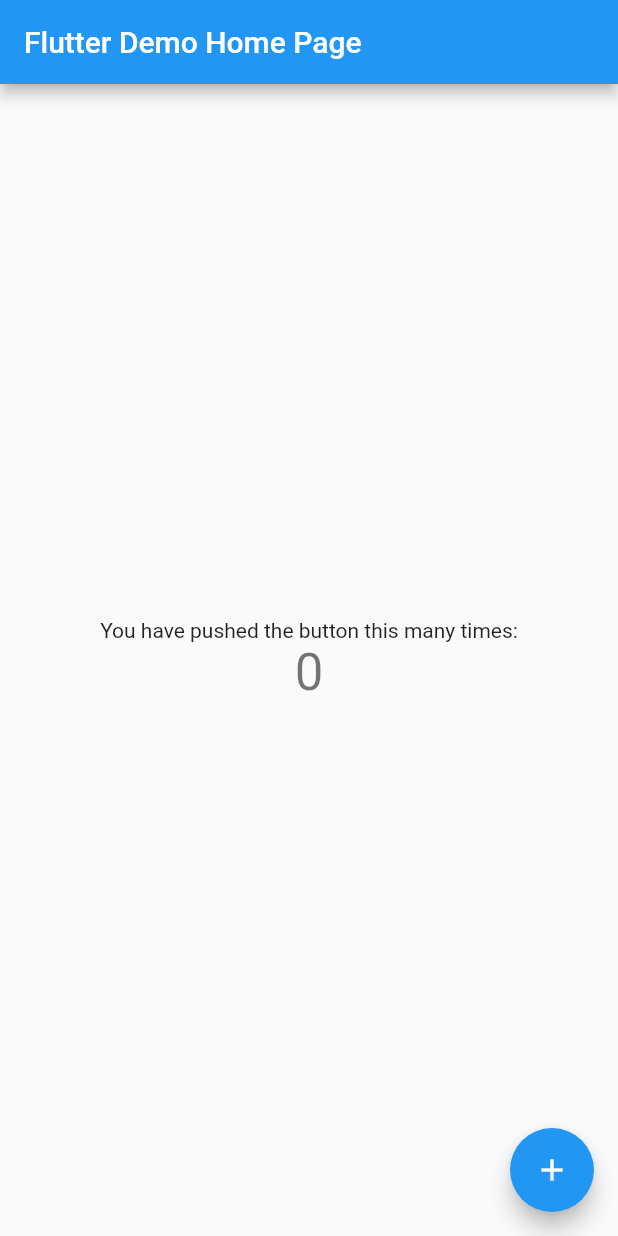
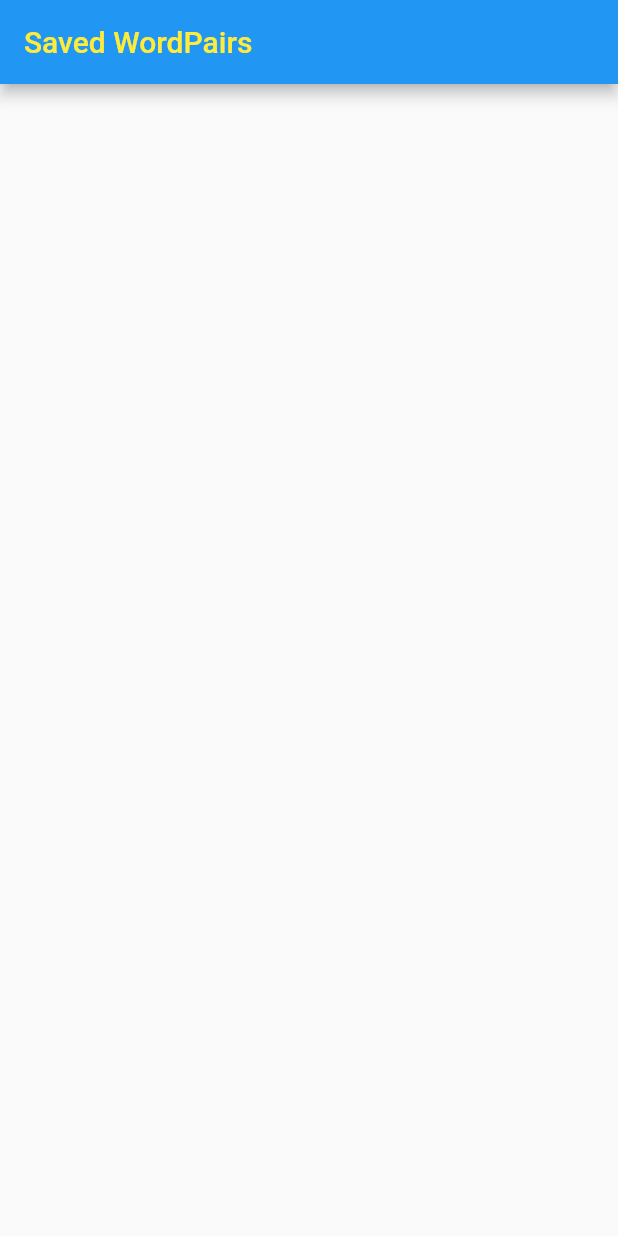
Before and after one commit to AliElZein24/flutter-_colors, a Flutter app: the screen it shows after launch, on a phone screen of 412 x 824 dp. Run offline on Flutter 3.47's test engine with Material 2 defaults, Android fonts, the phone set to English and light mode, and no system bars.

```diff
--- /dev/null
+++ b/lib/color.dart
@@ -0,0 +1,10 @@
+import 'package:flutter/material.dart';
+class ColorsChange extends StatelessWidget {
+  @override
+  Widget build(BuildContext context) {
+    return Scaffold( appBar: AppBar(
+              title: Text('Saved WordPairs',style: TextStyle(color:Colors.yellow),)));
+
+
+  }
+}
--- a/lib/main.dart
+++ b/lib/main.dart
@@ -1,111 +1,12 @@
 import 'package:flutter/material.dart';
-
+import './color.dart';
 void main() => runApp(MyApp());
 
 class MyApp extends StatelessWidget {
-  // This widget is the root of your application.
   @override
   Widget build(BuildContext context) {
     return MaterialApp(
-      title: 'Flutter Demo',
-      theme: ThemeData(
-        // This is the theme of your application.
-        //
-        // Try running your application with "flutter run". You'll see the
-        // application has a blue toolbar. Then, without quitting the app, try
-        // changing the primarySwatch below to Colors.green and then invoke
-        // "hot reload" (press "r" in the console where you ran "flutter run",
-        // or simply save your changes to "hot reload" in a Flutter IDE).
-        // Notice that the counter didn't reset back to zero; the application
-        // is not restarted.
-        primarySwatch: Colors.blue,
-      ),
-      home: MyHomePage(title: 'Flutter Demo Home Page'),
+      home: ColorsChange(),
     );
   }
 }
-
-class MyHomePage extends StatefulWidget {
-  MyHomePage({Key key, this.title}) : super(key: key);
-
-  // This widget is the home page of your application. It is stateful, meaning
-  // that it has a State object (defined below) that contains fields that affect
-  // how it looks.
-
-  // This class is the configuration for the state. It holds the values (in this
-  // case the title) provided by the parent (in this case the App widget) and
-  // used by the build method of the State. Fields in a Widget subclass are
-  // always marked "final".
-
-  final String title;
-
-  @override
-  _MyHomePageState createState() => _MyHomePageState();
-}
-
-class _MyHomePageState extends State<MyHomePage> {
-  int _counter = 0;
-
-  void _incrementCounter() {
-    setState(() {
-      // This call to setState tells the Flutter framework that something has
-      // changed in this State, which causes it to rerun the build method below
-      // so that the display can reflect the updated values. If we changed
-      // _counter without calling setState(), then the build method would not be
-      // called again, and so nothing would appear to happen.
-      _counter++;
-    });
-  }
-
-  @override
-  Widget build(BuildContext context) {
-    // This method is rerun every time setState is called, for instance as done
-    // by the _incrementCounter method above.
-    //
-    // The Flutter framework has been optimized to make rerunning build methods
-    // fast, so that you can just rebuild anything that needs updating rather
-    // than having to individually change instances of widgets.
-    return Scaffold(
-      appBar: AppBar(
-        // Here we take the value from the MyHomePage object that was created by
-        // the App.build method, and use it to set our appbar title.
-        title: Text(widget.title),
-      ),
-      body: Center(
-        // Center is a layout widget. It takes a single child and positions it
-        // in the middle of the parent.
-        child: Column(
-          // Column is also a layout widget. It takes a list of children and
-          // arranges them vertically. By default, it sizes itself to fit its
-          // children horizontally, and tries to be as tall as its parent.
-          //
-          // Invoke "debug painting" (press "p" in the console, choose the
-          // "Toggle Debug Paint" action from the Flutter Inspector in Android
-          // Studio, or the "Toggle Debug Paint" command in Visual Studio Code)
-          // to see the wireframe for each widget.
-          //
-          // Column has various properties to control how it sizes itself and
-          // how it positions its children. Here we use mainAxisAlignment to
-          // center the children vertically; the main axis here is the vertical
-          // axis because Columns are vertical (the cross axis would be
-          // horizontal).
-          mainAxisAlignment: MainAxisAlignment.center,
-          children: <Widget>[
-            Text(
-              'You have pushed the button this many times:',
-            ),
-            Text(
-              '$_counter',
-              style: Theme.of(context).textTheme.display1,
-            ),
-          ],
-        ),
-      ),
-      floatingActionButton: FloatingActionButton(
-        onPressed: _incrementCounter,
-        tooltip: 'Increment',
-        child: Icon(Icons.add),
-      ), // This trailing comma makes auto-formatting nicer for build methods.
-    );
-  }
-}
```
